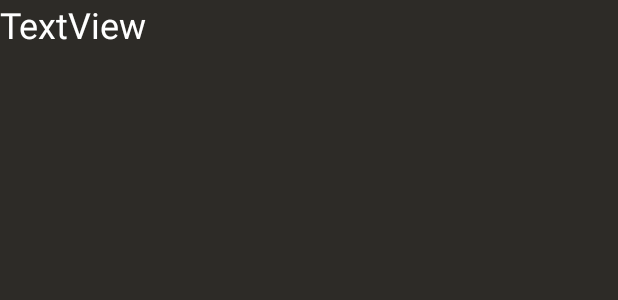
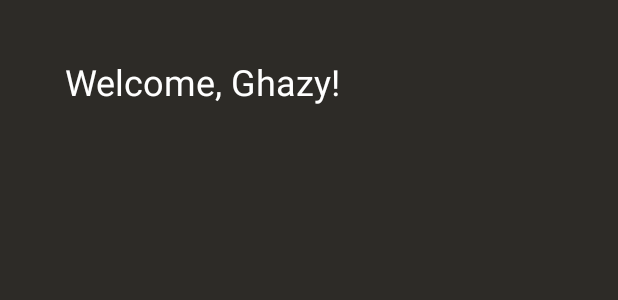
Before and after one commit to GhazyM83/Goldwing3, an Android app: the layout activity_home.xml on its own in the app's theme, with its tools: preview values and no code run, on a phone screen of 412 x 824 dp. Shown: the top 300 px of the screen. Run offline under Robolectric (Android 15) with nearby library versions, the phone set to English and light mode, and no system bars.

Commit message:
Added Song Details Activity. Fixed code in Home, AddSong, Signup.

```diff
--- a/app/src/main/AndroidManifest.xml
+++ b/app/src/main/AndroidManifest.xml
@@ -3,6 +3,7 @@
     package="com.ghazy.goldwing3">
 
     <uses-permission android:name="android.permission.INTERNET" />
+
     <application
         android:allowBackup="true"
         android:icon="@mipmap/ic_launcher"
@@ -10,6 +11,9 @@
         android:roundIcon="@mipmap/ic_launcher_round"
         android:supportsRtl="true"
         android:theme="@style/Theme.Goldwing3">
+        <activity
+            android:name=".SongDetails"
+            android:exported="false" />
         <activity
             android:name=".AddSong"
             android:exported="false" />
--- a/app/src/main/java/com/ghazy/goldwing3/AddSong.java
+++ b/app/src/main/java/com/ghazy/goldwing3/AddSong.java
@@ -160,7 +160,7 @@ public class AddSong extends AppCompatActivity {
             if (resultCode == Activity.RESULT_OK) {
                 if (data != null) {
                         filePath = data.getData();
-                        Picasso.get().load(filePath).resize(50,0).into(ivCover);
+                        Picasso.get().load(filePath).into(ivCover);
                         uploadImage();
                 }
             } else if (resultCode == Activity.RESULT_CANCELED)  {
--- a/app/src/main/res/layout/activity_home.xml
+++ b/app/src/main/res/layout/activity_home.xml
@@ -11,9 +11,24 @@
         android:id="@+id/tvNameHome"
         android:layout_width="wrap_content"
         android:layout_height="wrap_content"
-        android:text="TextView"
+        android:layout_marginStart="44dp"
+        android:layout_marginTop="38dp"
+        android:layout_marginEnd="185dp"
+        android:text="Welcome, Ghazy!"
         android:textColor="@color/white"
         android:textSize="24sp"
-        tools:layout_editor_absoluteX="44dp"
-        tools:layout_editor_absoluteY="38dp" />
+        app:layout_constraintEnd_toEndOf="parent"
+        app:layout_constraintStart_toStartOf="parent"
+        app:layout_constraintTop_toTopOf="parent" />
+
+    <androidx.recyclerview.widget.RecyclerView
+        android:id="@+id/rvFirstSongsHome"
+        android:layout_width="378dp"
+        android:layout_height="158dp"
+        android:layout_marginStart="16dp"
+        android:layout_marginEnd="17dp"
+        android:layout_marginBottom="446dp"
+        app:layout_constraintBottom_toBottomOf="parent"
+        app:layout_constraintEnd_toEndOf="parent"
+        app:layout_constraintStart_toStartOf="parent" />
 </androidx.constraintlayout.widget.ConstraintLayout>
```
Also changed, not shown: app/src/main/java/com/ghazy/goldwing3/Home.java (+50 -0 lines), app/src/main/java/com/ghazy/goldwing3/RecyclerViewAdapter.java (+19 -4 lines), app/src/main/java/com/ghazy/goldwing3/Signup.java (+3 -8 lines), app/src/main/java/com/ghazy/goldwing3/SongDetails.java (added, +47 -0 lines), app/src/main/res/layout/activity_song_details.xml (added, +72 -0 lines).
